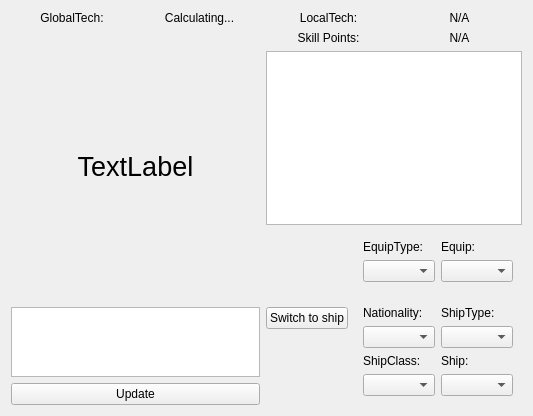
This is FleetMemories/ClientGUI/ui/techview.ui in ibicdlcod/GuoMuoRuoProject as Qt 5 draws it before an edit. The edited form follows.
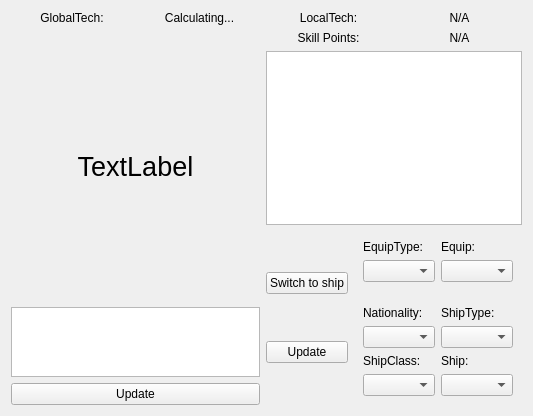
This is the edited form.

Commit message: local technology

```diff
--- a/FleetMemories/ClientGUI/ui/techview.ui
+++ b/FleetMemories/ClientGUI/ui/techview.ui
@@ -87,7 +87,7 @@
     </layout>
    </item>
    <item>
-    <layout class="QVBoxLayout" name="verticalLayout_2">
+    <layout class="QVBoxLayout" name="localView">
      <item>
       <layout class="QHBoxLayout" name="horizontalLayout_2">
        <item>
@@ -142,11 +142,22 @@
      <item>
       <layout class="QHBoxLayout" name="horizontalLayout_4">
        <item>
+        <layout class="QVBoxLayout" name="verticalLayout_2">
+         <item>
         <widget class="QPushButton" name="equipOrShip">
          <property name="text">
           <string id="techview-toship">Switch to ship</string>
          </property>
         </widget>
+         </item>
+         <item>
+          <widget class="QPushButton" name="updateLocal">
+           <property name="text">
+            <string id="techview-update-local">Update</string>
+           </property>
+          </widget>
+         </item>
+        </layout>
        </item>
        <item>
         <layout class="QVBoxLayout" name="verticalLayout">
```
Lines whose indentation alone changed are shown as unchanged. The commit also changes 17 other files.
